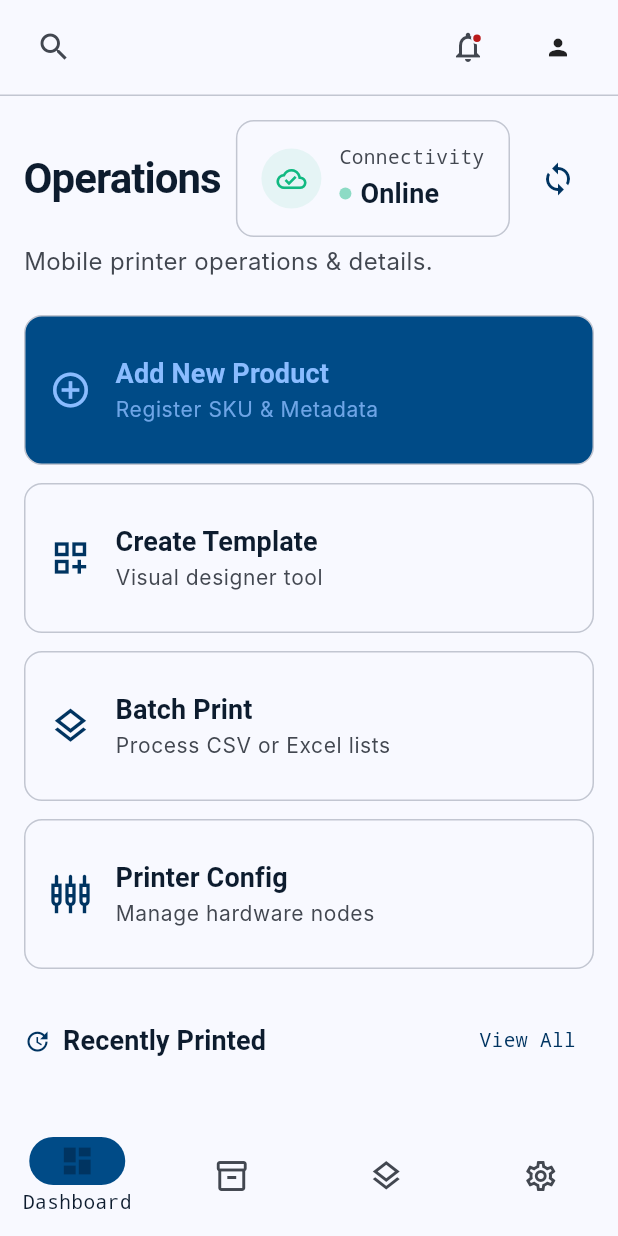
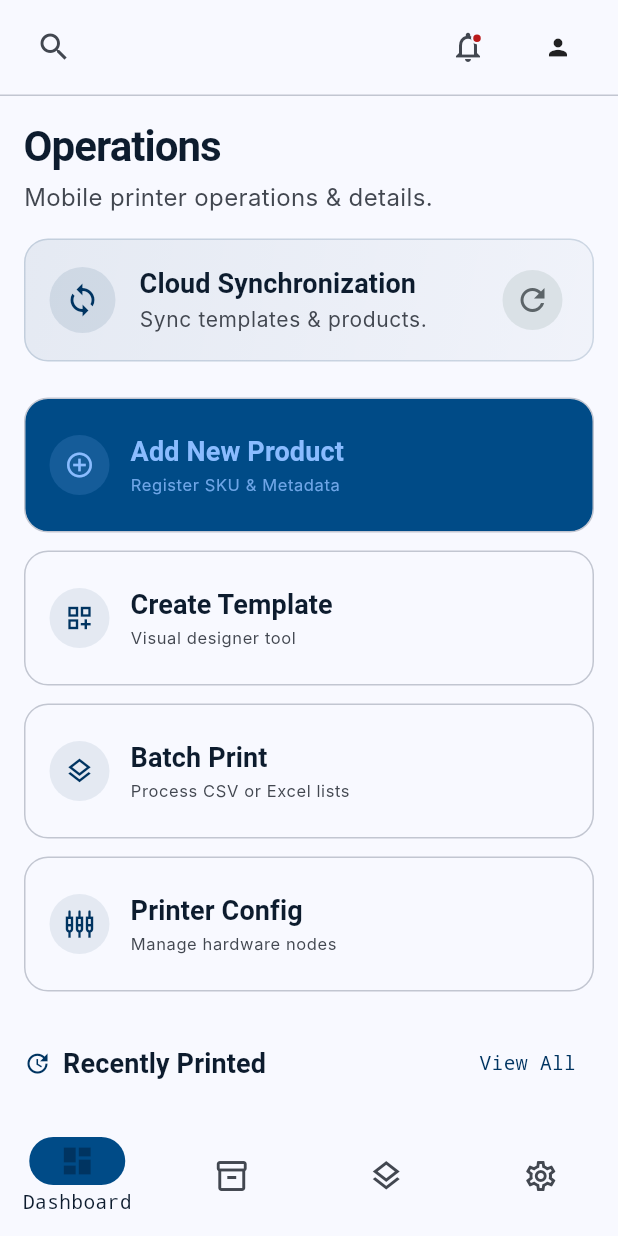
Before and after one commit to akhiljoseko/stickify, a Flutter app: the screen it shows once a user with an empty profile is signed in, on a phone screen of 412 x 824 dp. Run offline on Flutter 3.47's test engine with Material 3 defaults, Android fonts, the phone set to English and light mode, and no system bars; our stand-ins replace barcode_widget, bloc, cloud_firestore, equatable, firebase_auth, firebase_core and 8 more; accounts and stored records are empty; generated files the repository leaves out were written again; network calls fail; Roboto replaces fonts that are missing (Hanken Grotesk, Inter).

Commit message:
feat(dashboard): redesign mobile dashboard UI/UX and remove connection status
- Delete connectivity_status_chip.dart completely as it is not required on any platform.
- Remove connection status chip from desktop and mobile dashboard layouts.
- Make RecentPrintCard responsive with an optional width parameter to prevent layout squishing on mobile.
- Rebuild mobile dashboard screen with a premium Sync card, optimized Quick Actions grid, and product cards without status indicators.

```diff
--- a/lib/presentation/features/dashboard/presentation/desktop/desktop_dashboard_screen.dart
+++ b/lib/presentation/features/dashboard/presentation/desktop/desktop_dashboard_screen.dart
@@ -5,7 +5,6 @@ import 'package:stickify/presentation/features/dashboard/cubits/frequent_product
 import 'package:stickify/presentation/features/dashboard/cubits/recent_print_jobs_cubit.dart';
 import 'package:stickify/presentation/features/dashboard/cubits/sync_cubit.dart';
 import 'package:stickify/presentation/features/dashboard/cubits/sync_state.dart';
-import 'package:stickify/presentation/features/dashboard/widgets/connectivity_status_chip.dart';
 import 'package:stickify/presentation/features/dashboard/widgets/frequent_product_row.dart';
 import 'package:stickify/presentation/features/dashboard/widgets/quick_action_card.dart';
 import 'package:stickify/presentation/features/dashboard/widgets/recent_print_card.dart';
@@ -105,8 +104,6 @@ class _HeroHeader extends StatelessWidget {
           ),
         ),
         const SizedBox(width: 24),
-        const ConnectivityStatusChip(isOnline: true),
-        const SizedBox(width: 16),
         BlocBuilder<SyncCubit, SyncState>(
           builder: (context, state) {
             final isLoading = state is SyncLoading;
--- a/lib/presentation/features/dashboard/presentation/mobile/mobile_dashboard_screen.dart
+++ b/lib/presentation/features/dashboard/presentation/mobile/mobile_dashboard_screen.dart
@@ -7,7 +7,6 @@ import 'package:stickify/presentation/features/dashboard/cubits/frequent_product
 import 'package:stickify/presentation/features/dashboard/cubits/recent_print_jobs_cubit.dart';
 import 'package:stickify/presentation/features/dashboard/cubits/sync_cubit.dart';
 import 'package:stickify/presentation/features/dashboard/cubits/sync_state.dart';
-import 'package:stickify/presentation/features/dashboard/widgets/connectivity_status_chip.dart';
 import 'package:stickify/presentation/features/dashboard/widgets/recent_print_card.dart';
 import 'package:stickify/presentation/widgets/adaptive_scroll_wrapper.dart';
 
@@ -52,6 +51,8 @@ class MobileDashboardScreen extends StatelessWidget {
                   sliver: SliverList(
                     delegate: SliverChildListDelegate.fixed([
                       _HeroHeader(),
+                      SizedBox(height: 16),
+                      _SyncBanner(),
                       SizedBox(height: 24),
                       _QuickActionsList(),
                       SizedBox(height: 24),
@@ -82,34 +83,9 @@ class _HeroHeader extends StatelessWidget {
     return Column(
       crossAxisAlignment: CrossAxisAlignment.start,
       children: [
-        Row(
-          mainAxisAlignment: MainAxisAlignment.spaceBetween,
-          children: [
-            Expanded(
-              child: Text(
+        Text(
           'Operations',
           style: textTheme.displayLarge?.copyWith(fontSize: 28),
-              ),
-            ),
-            const ConnectivityStatusChip(isOnline: true),
-            const SizedBox(width: 8),
-            BlocBuilder<SyncCubit, SyncState>(
-              builder: (context, state) {
-                final isLoading = state is SyncLoading;
-                return IconButton(
-                  icon: isLoading
-                      ? const SizedBox(
-                          width: 18,
-                          height: 18,
-                          child: CircularProgressIndicator(strokeWidth: 2),
-                        )
-                      : Icon(Icons.sync, color: colorScheme.primary),
-                  onPressed: isLoading ? null : () => context.read<SyncCubit>().syncData(),
-                  tooltip: 'Sync Data',
-                );
-              },
-            ),
-          ],
         ),
         const SizedBox(height: 4),
         Text(
@@ -119,6 +95,92 @@ class _HeroHeader extends StatelessWidget {
           ),
         ),
       ],
+    );
+  }
+}
+
+class _SyncBanner extends StatelessWidget {
+  const _SyncBanner();
+
+  @override
+  Widget build(BuildContext context) {
+    final theme = Theme.of(context);
+    final colorScheme = theme.colorScheme;
+    final textTheme = theme.textTheme;
+
+    return BlocBuilder<SyncCubit, SyncState>(
+      builder: (context, state) {
+        final isLoading = state is SyncLoading;
+        return Container(
+          padding: const EdgeInsets.all(16),
+          decoration: BoxDecoration(
+            gradient: LinearGradient(
+              colors: [
+                colorScheme.primary.withValues(alpha: 0.08),
+                colorScheme.primary.withValues(alpha: 0.03),
+              ],
+              begin: Alignment.topLeft,
+              end: Alignment.bottomRight,
+            ),
+            borderRadius: BorderRadius.circular(16),
+            border: Border.all(color: colorScheme.primary.withValues(alpha: 0.15)),
+          ),
+          child: Row(
+            children: [
+              Container(
+                padding: const EdgeInsets.all(10),
+                decoration: BoxDecoration(
+                  color: colorScheme.primary.withValues(alpha: 0.1),
+                  shape: BoxShape.circle,
+                ),
+                child: Icon(
+                  Icons.sync_outlined,
+                  color: colorScheme.primary,
+                  size: 24,
+                ),
+              ),
+              const SizedBox(width: 16),
+              Expanded(
+                child: Column(
+                  crossAxisAlignment: CrossAxisAlignment.start,
+                  children: [
+                    Text(
+                      'Cloud Synchronization',
+                      style: textTheme.titleSmall?.copyWith(
+                        fontWeight: FontWeight.bold,
+                        color: colorScheme.onSurface,
+                      ),
+                    ),
+                    const SizedBox(height: 2),
+                    Text(
+                      'Sync templates & products.',
+                      style: textTheme.bodySmall?.copyWith(
+                        color: colorScheme.onSurfaceVariant,
+                      ),
+                    ),
+                  ],
+                ),
+              ),
+              const SizedBox(width: 8),
+              if (isLoading)
+                const SizedBox(
+                  width: 36,
+                  height: 36,
+                  child: Padding(
+                    padding: EdgeInsets.all(8),
+                    child: CircularProgressIndicator(strokeWidth: 2),
+                  ),
+                )
+              else
+                IconButton.filledTonal(
+                  icon: const Icon(Icons.refresh),
+                  onPressed: () => context.read<SyncCubit>().syncData(),
+                  tooltip: 'Sync Now',
+                ),
+            ],
+          ),
+        );
+      },
     );
   }
 }
@@ -141,14 +203,14 @@ class _QuickActionsList extends StatelessWidget {
       subtitle: 'Visual designer tool',
     ),
     _QuickActionData(
-      id: FeatureId.printSetup, // Batch print depends on bulk ops
+      id: FeatureId.printSetup,
       icon: Icons.layers_outlined,
       title: 'Batch Print',
       subtitle: 'Process CSV or Excel lists',
       requiresBulkOps: true,
     ),
     _QuickActionData(
-      id: FeatureId.dashboard, // Printer config
+      id: FeatureId.dashboard,
       icon: Icons.settings_input_component_outlined,
       title: 'Printer Config',
       subtitle: 'Manage hardware nodes',
@@ -244,7 +306,7 @@ class _QuickActionsList extends StatelessWidget {
       builder: (context, constraints) {
         final w = constraints.maxWidth;
         final crossAxisCount = w < 480 ? 1 : 2;
-        final targetHeight = w < 480 ? 100.0 : 120.0;
+        final targetHeight = w < 480 ? 90.0 : 100.0;
 
         final itemWidth = (w - (crossAxisCount - 1) * 12) / crossAxisCount;
         final childAspectRatio = itemWidth / targetHeight;
@@ -344,12 +406,12 @@ class _MobileQuickActionCard extends StatelessWidget {
 
     return InkWell(
       onTap: onTap,
-      borderRadius: BorderRadius.circular(12),
+      borderRadius: BorderRadius.circular(16),
       child: Ink(
-        padding: const EdgeInsets.all(16),
+        padding: const EdgeInsets.symmetric(horizontal: 16, vertical: 12),
         decoration: BoxDecoration(
           color: baseBg,
-          borderRadius: BorderRadius.circular(12),
+          borderRadius: BorderRadius.circular(16),
           border: Border.all(
             color: isRestricted
                 ? colorScheme.outlineVariant.withValues(alpha: 0.38)
@@ -358,8 +420,23 @@ class _MobileQuickActionCard extends StatelessWidget {
         ),
         child: Row(
           children: [
-            Icon(icon, size: 28, color: iconColor),
-            const SizedBox(width: 16),
+            Container(
+              padding: const EdgeInsets.all(10),
+              decoration: BoxDecoration(
+                color: isRestricted
+                    ? colorScheme.onSurface.withValues(alpha: 0.05)
+                    : isPrimary
+                        ? colorScheme.onPrimaryContainer.withValues(alpha: 0.15)
+                        : colorScheme.primary.withValues(alpha: 0.08),
+                shape: BoxShape.circle,
+              ),
+              child: Icon(
+                icon,
+                size: 20,
+                color: iconColor,
+              ),
+            ),
+            const SizedBox(width: 14),
             Expanded(
               child: Column(
                 crossAxisAlignment: CrossAxisAlignment.start,
@@ -371,7 +448,7 @@ class _MobileQuickActionCard extends StatelessWidget {
                         child: Text(
                           title,
                           style: textTheme.titleSmall?.copyWith(
-                            fontWeight: FontWeight.w600,
+                            fontWeight: FontWeight.bold,
                             color: titleColor,
                           ),
                           maxLines: 1,
@@ -380,22 +457,10 @@ class _MobileQuickActionCard extends StatelessWidget {
                       ),
                       if (isRestricted) ...[
                         const SizedBox(width: 4),
-                        Container(
-                          padding: const EdgeInsets.symmetric(
-                            horizontal: 6,
-                            vertical: 2,
-                          ),
-                          decoration: BoxDecoration(
-                            color: colorScheme.surfaceContainerHigh,
-                            borderRadius: BorderRadius.circular(4),
-                          ),
-                          child: Text(
-                            'Desktop',
-                            style: textTheme.labelSmall?.copyWith(
-                              fontSize: 9,
-                              color: colorScheme.onSurfaceVariant,
-                            ),
-                          ),
+                        Icon(
+                          Icons.lock_outline,
+                          size: 14,
+                          color: colorScheme.onSurfaceVariant.withValues(alpha: 0.6),
                         ),
                       ],
                     ],
@@ -405,6 +470,7 @@ class _MobileQuickActionCard extends StatelessWidget {
                     subtitle,
                     style: textTheme.bodySmall?.copyWith(
                       color: subtitleColor,
+                      fontSize: 11,
                     ),
                     maxLines: 1,
                     overflow: TextOverflow.ellipsis,
@@ -478,15 +544,16 @@ class _RecentPrintsCarousel extends StatelessWidget {
   @override
   Widget build(BuildContext context) {
     return SizedBox(
-      height: 300,
+      height: 280,
       child: ListView.separated(
         scrollDirection: Axis.horizontal,
         itemCount: jobs.length,
         separatorBuilder: (_, _) => const SizedBox(width: 12),
         itemBuilder: (context, i) => SizedBox(
-          width: 240,
+          width: 260,
           child: RecentPrintCard(
             job: jobs[i],
+            width: 260,
             onRepeatPrint: () {},
           ),
         ),
@@ -503,18 +570,10 @@ class _FrequentProductsSection extends StatelessWidget {
     final colorScheme = Theme.of(context).colorScheme;
     final textTheme = Theme.of(context).textTheme;
 
-    return DecoratedBox(
-      decoration: BoxDecoration(
-        color: colorScheme.surface,
-        borderRadius: BorderRadius.circular(12),
-        border: Border.all(color: colorScheme.outlineVariant),
-      ),
-      child: Column(
+    return Column(
       crossAxisAlignment: CrossAxisAlignment.start,
       children: [
-          Padding(
-            padding: const EdgeInsets.symmetric(horizontal: 16, vertical: 12),
-            child: Row(
+        Row(
           children: [
             Icon(Icons.star_outline, color: colorScheme.primary, size: 18),
             const SizedBox(width: 8),
@@ -528,8 +587,7 @@ class _FrequentProductsSection extends StatelessWidget {
             ),
           ],
         ),
-          ),
-          Divider(height: 1, color: colorScheme.outlineVariant),
+        const SizedBox(height: 12),
         BlocBuilder<FrequentProductsCubit, FrequentProductsState>(
           builder: (context, state) => switch (state) {
             FrequentProductsInitial() || FrequentProductsLoading() =>
@@ -543,7 +601,6 @@ class _FrequentProductsSection extends StatelessWidget {
           },
         ),
       ],
-      ),
     );
   }
 }
@@ -554,64 +611,17 @@ class _MobileProductList extends StatelessWidget {
 
   @override
   Widget build(BuildContext context) {
-    final colorScheme = Theme.of(context).colorScheme;
-    final textTheme = Theme.of(context).textTheme;
-
     return ListView.separated(
       shrinkWrap: true,
       physics: const NeverScrollableScrollPhysics(),
       itemCount: products.length,
-      separatorBuilder: (_, _) => Divider(
-        height: 1,
-        color: colorScheme.outlineVariant,
-      ),
+      separatorBuilder: (_, _) => const SizedBox(height: 10),
       itemBuilder: (context, i) {
         final p = products[i];
-        return ListTile(
-          contentPadding: const EdgeInsets.symmetric(horizontal: 16, vertical: 4),
-          title: Text(
-            p.name,
-            style: textTheme.bodySmall?.copyWith(fontWeight: FontWeight.w600),
-          ),
-          subtitle: Column(
-            crossAxisAlignment: CrossAxisAlignment.start,
-            children: [
-              Text(
-                p.sku,
-                style: textTheme.labelSmall?.copyWith(
-                  fontSize: 11,
-                  color: colorScheme.onSurfaceVariant,
-                ),
-              ),
-              const SizedBox(height: 4),
-              Row(
-                children: [
-                  Container(
-                    width: 6,
-                    height: 6,
-                    decoration: BoxDecoration(
-                      color: _getStationColor(p.stationStatus),
-                      shape: BoxShape.circle,
-                    ),
-                  ),
-                  const SizedBox(width: 4),
-                  Text(
-                    p.assignedStation,
-                    style: textTheme.labelSmall?.copyWith(fontSize: 10),
-                  ),
-                  const SizedBox(width: 8),
-                  Text(
-                    '•  Total: ${p.totalPrints}',
-                    style: textTheme.labelSmall?.copyWith(fontSize: 10),
-                  ),
-                ],
-              ),
-            ],
-          ),
-          trailing: IconButton(
-            icon: const Icon(Icons.print_outlined),
-            color: colorScheme.primary,
-            onPressed: () {
+        return _FrequentProductCard(
+          product: p,
+          onPrint: () {
+            final colorScheme = Theme.of(context).colorScheme;
             ScaffoldMessenger.of(context).showSnackBar(
               SnackBar(
                 behavior: SnackBarBehavior.floating,
@@ -628,19 +638,97 @@ class _MobileProductList extends StatelessWidget {
               ),
             );
           },
-            tooltip: 'Quick Print',
-          ),
         );
       },
     );
   }
+}
 
-  Color _getStationColor(StationStatus status) {
-    return switch (status) {
-      StationStatus.online  => const Color(0xFF10B981),
-      StationStatus.warning => const Color(0xFFF59E0B),
-      StationStatus.offline => const Color(0xFFEF4444),
-    };
+class _FrequentProductCard extends StatelessWidget {
+  const _FrequentProductCard({
+    required this.product,
+    required this.onPrint,
+  });
+
+  final Product product;
+  final VoidCallback onPrint;
+
+  @override
+  Widget build(BuildContext context) {
+    final theme = Theme.of(context);
+    final colorScheme = theme.colorScheme;
+    final textTheme = theme.textTheme;
+
+    return Container(
+      padding: const EdgeInsets.all(12),
+      decoration: BoxDecoration(
+        color: colorScheme.surface,
+        borderRadius: BorderRadius.circular(12),
+        border: Border.all(color: colorScheme.outlineVariant),
+      ),
+      child: Row(
+        children: [
+          Container(
+            width: 40,
+            height: 40,
+            decoration: BoxDecoration(
+              color: colorScheme.secondaryContainer.withValues(alpha: 0.4),
+              borderRadius: BorderRadius.circular(8),
+            ),
+            child: Center(
+              child: Icon(
+                Icons.label_important_outline,
+                color: colorScheme.secondary,
+                size: 20,
+              ),
+            ),
+          ),
+          const SizedBox(width: 12),
+          Expanded(
+            child: Column(
+              crossAxisAlignment: CrossAxisAlignment.start,
+              children: [
+                Text(
+                  product.name,
+                  style: textTheme.titleSmall?.copyWith(
+                    fontWeight: FontWeight.bold,
+                  ),
+                  maxLines: 1,
+                  overflow: TextOverflow.ellipsis,
+                ),
+                const SizedBox(height: 4),
+                Row(
+                  children: [
+                    Text(
+                      product.sku,
+                      style: textTheme.bodySmall?.copyWith(
+                        fontFamily: 'JetBrains Mono',
+                        color: colorScheme.primary,
+                        fontSize: 11,
+                      ),
+                    ),
+                    const SizedBox(width: 8),
+                    Text(
+                      '•  ${product.totalPrints} prints',
+                      style: textTheme.bodySmall?.copyWith(
+                        color: colorScheme.onSurfaceVariant,
+                        fontSize: 11,
+                      ),
+                    ),
+                  ],
+                ),
+              ],
+            ),
+          ),
+          const SizedBox(width: 8),
+          IconButton.filledTonal(
+            icon: const Icon(Icons.print_outlined, size: 20),
+            onPressed: onPrint,
+            tooltip: 'Quick Print',
+          ),
+        ],
+      ),
+    );
   }
 }
 
--- a/lib/presentation/features/dashboard/widgets/connectivity_status_chip.dart
+++ /dev/null
@@ -1,137 +0,0 @@
-// Connectivity chip: doc comments reference types outside doc scope.
-// prefer_int_literals: opacity is typed double and cannot use int literals.
-// ignore_for_file: comment_references
-import 'dart:async';
-
-import 'package:flutter/material.dart';
-
-/// A small status chip showing the printer network connectivity state.
-///
-/// Displays a pulsing green dot with "Online" text when connected, or a
-/// static amber/red dot with corresponding text for warning/offline states.
-///
-/// **Stitch spec:** `bg-surface-container-lowest border border-outline-variant
-/// p-4 rounded-xl` with `cloud_done` icon in emerald, pulsing status dot.
-///
-/// This widget is stateless and fully driven by the [isOnline] flag. Future
-/// versions can accept a [ConnectivityStatus] enum from the domain layer.
-class ConnectivityStatusChip extends StatefulWidget {
-  const ConnectivityStatusChip({
-    required this.isOnline,
-    super.key,
-  });
-
-  /// Whether the printer network is currently reachable.
-  final bool isOnline;
-
-  @override
-  State<ConnectivityStatusChip> createState() => _ConnectivityStatusChipState();
-}
-
-class _ConnectivityStatusChipState extends State<ConnectivityStatusChip>
-    with SingleTickerProviderStateMixin {
-  late final AnimationController _pulseController;
-  late final Animation<double> _pulseAnimation;
-
-  @override
-  void initState() {
-    super.initState();
-    _pulseController = AnimationController(
-      vsync: this,
-      duration: const Duration(milliseconds: 900),
-    );
-    unawaited(_pulseController.repeat(reverse: true));
-
-    _pulseAnimation = Tween<double>(begin: 0.4, end: 1).animate(
-      CurvedAnimation(parent: _pulseController, curve: Curves.easeInOut),
-    );
-  }
-
-  @override
-  void dispose() {
-    _pulseController.dispose();
-    super.dispose();
-  }
-
-  @override
-  Widget build(BuildContext context) {
-    final colorScheme = Theme.of(context).colorScheme;
-    final textTheme = Theme.of(context).textTheme;
-
-    // Emerald green for online, amber for offline
-    const onlineColor = Color(0xFF10B981);
-    const offlineColor = Color(0xFFF59E0B);
-    final dotColor = widget.isOnline ? onlineColor : offlineColor;
-    final statusLabel = widget.isOnline ? 'Online' : 'Offline';
-
-    return Container(
-      padding: const EdgeInsets.all(16),
-      decoration: BoxDecoration(
-        color: colorScheme.surface,
-        borderRadius: BorderRadius.circular(12),
-        border: Border.all(color: colorScheme.outlineVariant),
-      ),
-      child: Row(
-        mainAxisSize: MainAxisSize.min,
-        children: [
-          // Cloud / connectivity icon
-          Container(
-            width: 40,
-            height: 40,
-            decoration: BoxDecoration(
-              color: onlineColor.withValues(alpha: 0.08),
-              shape: BoxShape.circle,
-            ),
-            child: Icon(
-              widget.isOnline ? Icons.cloud_done_outlined : Icons.cloud_off_outlined,
-              color: onlineColor,
-              size: 20,
-            ),
-          ),
-          const SizedBox(width: 12),
-          Column(
-            crossAxisAlignment: CrossAxisAlignment.start,
-            mainAxisSize: MainAxisSize.min,
-            children: [
-              Text(
-                'Connectivity',
-                style: textTheme.labelMedium?.copyWith(
-                  color: colorScheme.onSurfaceVariant,
-                ),
-              ),
-              const SizedBox(height: 4),
-              Row(
-                children: [
-                  // Pulsing dot — only animates when online
-                  AnimatedBuilder(
-                    animation: _pulseAnimation,
-                    builder: (context, _) {
-                      return Opacity(
-                        opacity: widget.isOnline ? _pulseAnimation.value : 1,
-                        child: Container(
-                          width: 8,
-                          height: 8,
-                          decoration: BoxDecoration(
-                            color: dotColor,
-                            shape: BoxShape.circle,
-                          ),
-                        ),
-                      );
-                    },
-                  ),
-                  const SizedBox(width: 6),
-                  Text(
-                    statusLabel,
-                    style: textTheme.titleSmall?.copyWith(
-                      color: colorScheme.onSurface,
-                    ),
-                  ),
-                ],
-              ),
-            ],
-          ),
-        ],
-      ),
-    );
-  }
-}
--- a/lib/presentation/features/dashboard/widgets/recent_print_card.dart
+++ b/lib/presentation/features/dashboard/widgets/recent_print_card.dart
@@ -15,6 +15,7 @@ class RecentPrintCard extends StatefulWidget {
   const RecentPrintCard({
     required this.job,
     this.onRepeatPrint,
+    this.width,
     super.key,
   });
 
@@ -23,6 +24,9 @@ class RecentPrintCard extends StatefulWidget {
 
   /// Called when the "Repeat Print" button is tapped.
   final VoidCallback? onRepeatPrint;
+
+  /// Optional card width. Defaults to 320.
+  final double? width;
 
   @override
   State<RecentPrintCard> createState() => _RecentPrintCardState();
@@ -48,7 +52,7 @@ class _RecentPrintCardState extends State<RecentPrintCard> {
       onExit: isDesktopOrLarger ? (_) => setState(() => _isHovered = false) : null,
       child: AnimatedContainer(
         duration: const Duration(milliseconds: 150),
-        width: 320,
+        width: widget.width ?? 320,
         decoration: BoxDecoration(
           color: colorScheme.surface,
           borderRadius: BorderRadius.circular(12),
```
Lines whose indentation alone changed are shown as unchanged.
